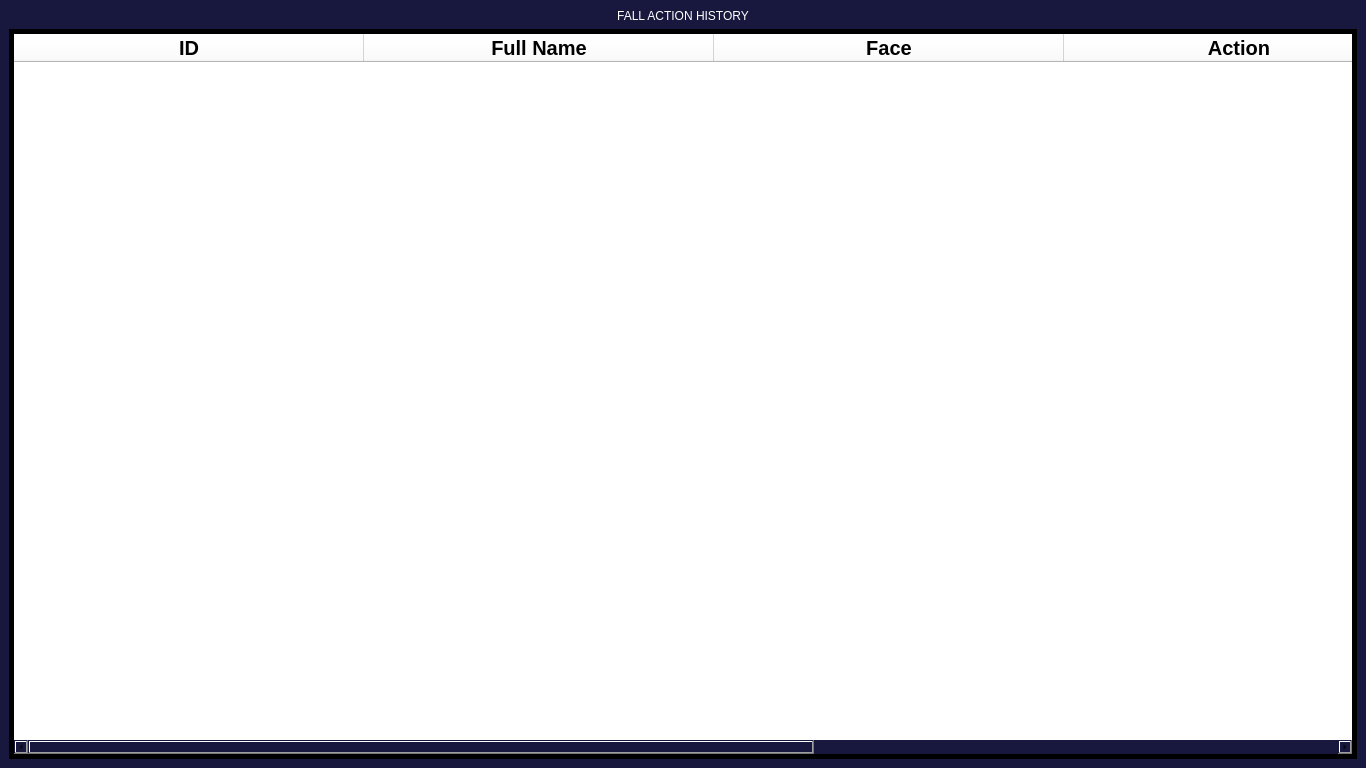
Qt form UI/show_history.ui (DuyNguDao/Identity-Action) before a commit.
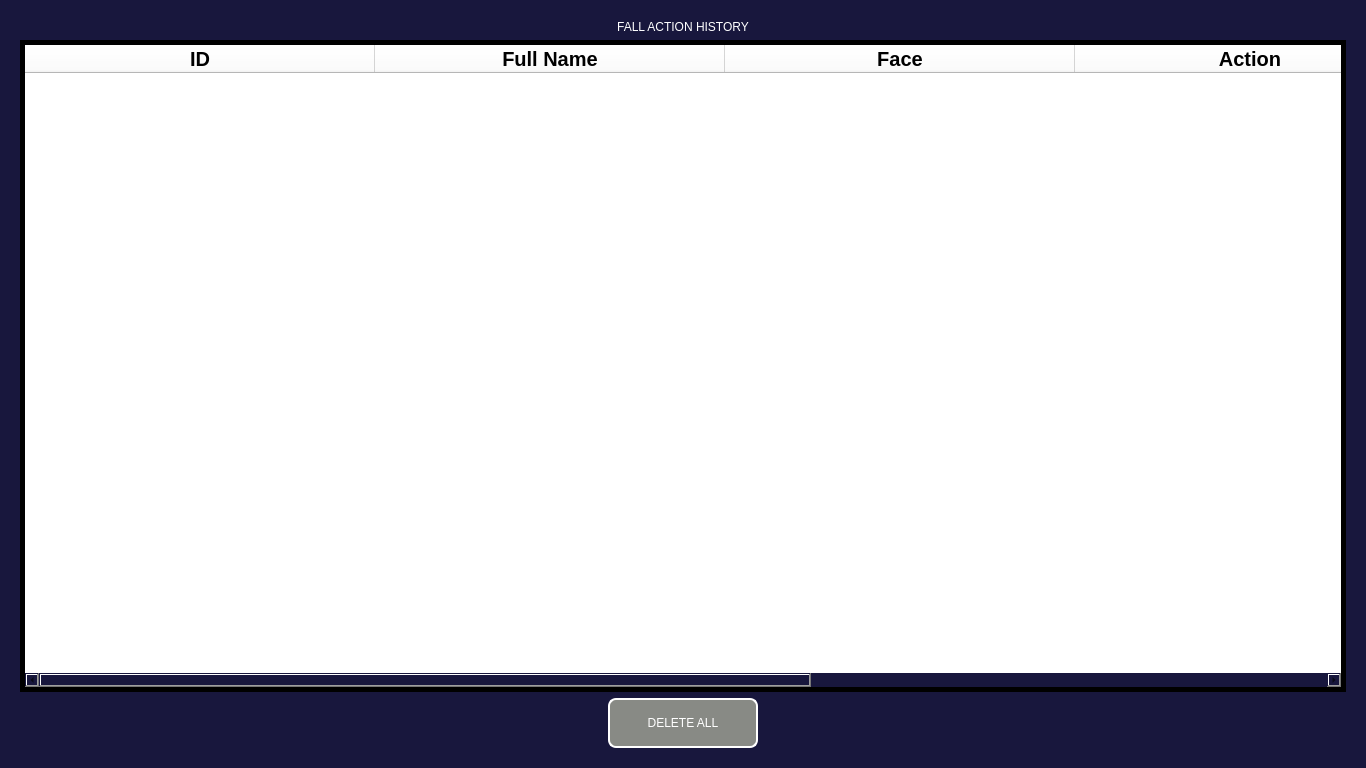
The same form after that commit.

```diff
--- a/UI/show_history.ui
+++ b/UI/show_history.ui
@@ -31,22 +31,7 @@
   <property name="styleSheet">
    <string notr="true">background-color: rgb(24, 23, 61)</string>
   </property>
-  <layout class="QHBoxLayout" name="horizontalLayout">
-   <property name="spacing">
-    <number>0</number>
-   </property>
-   <property name="leftMargin">
-    <number>0</number>
-   </property>
-   <property name="topMargin">
-    <number>0</number>
-   </property>
-   <property name="rightMargin">
-    <number>0</number>
-   </property>
-   <property name="bottomMargin">
-    <number>0</number>
-   </property>
+  <layout class="QVBoxLayout" name="verticalLayout_2">
    <item>
     <widget class="QFrame" name="frame">
      <property name="sizePolicy">
@@ -253,6 +238,51 @@
         </column>
        </widget>
       </item>
+      <item>
+       <layout class="QHBoxLayout" name="horizontalLayout_4">
+        <item>
+         <widget class="QPushButton" name="delete_history">
+          <property name="sizePolicy">
+           <sizepolicy hsizetype="Minimum" vsizetype="Fixed">
+            <horstretch>0</horstretch>
+            <verstretch>0</verstretch>
+           </sizepolicy>
+          </property>
+          <property name="minimumSize">
+           <size>
+            <width>150</width>
+            <height>50</height>
+           </size>
+          </property>
+          <property name="maximumSize">
+           <size>
+            <width>150</width>
+            <height>50</height>
+           </size>
+          </property>
+          <property name="styleSheet">
+           <string notr="true">QPushButton{
+border-color: rgb(255 ,255,255);
+font: 75 15pt &quot;Ubuntu Condensed&quot;;
+background-color: rgb(136, 138, 133);
+border-width : 1.5px;
+border-style:inset;
+border-radius: 8px;
+padding: 0 5px;
+color: rgb(255, 255, 255);
+}
+QPushButton:pressed{
+	background-color: rgb(32, 74, 135);
+
+}</string>
+          </property>
+          <property name="text">
+           <string>DELETE ALL</string>
+          </property>
+         </widget>
+        </item>
+       </layout>
+      </item>
       <item>
        <layout class="QHBoxLayout" name="horizontalLayout_3"/>
       </item>
```
